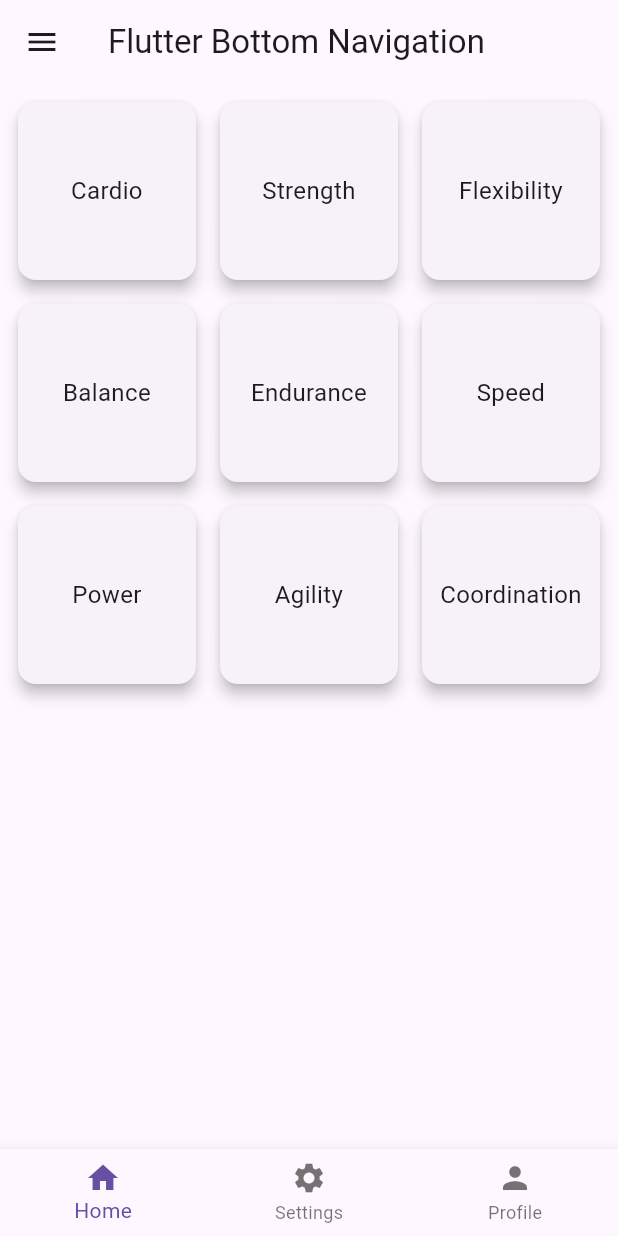
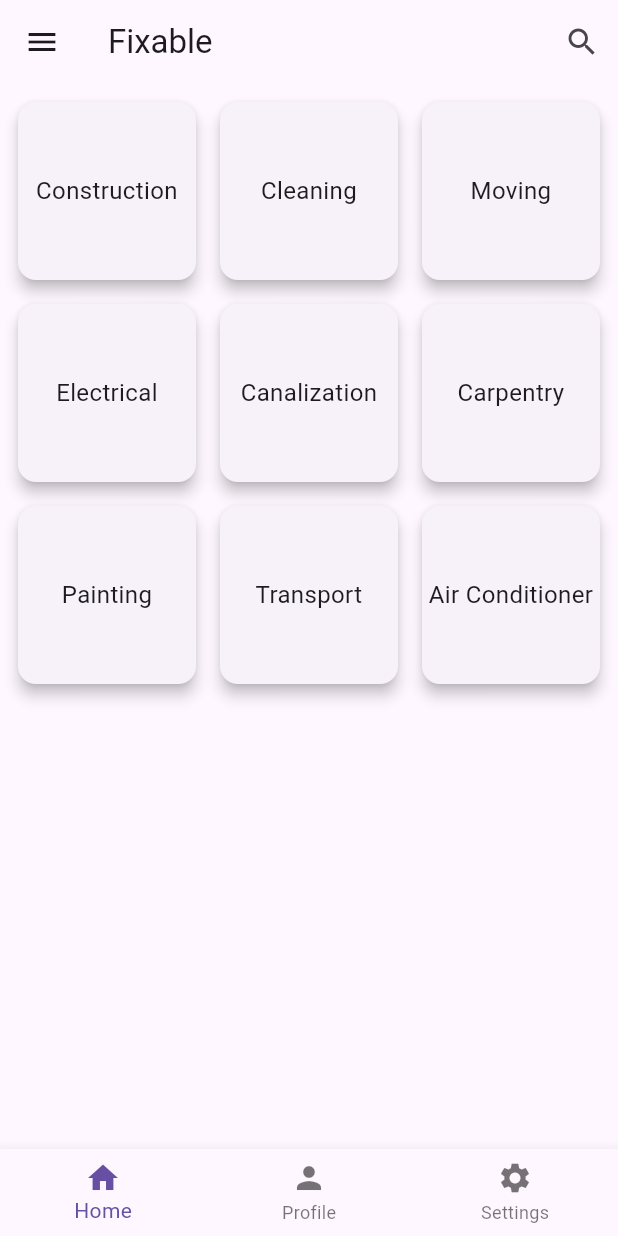
Before and after one commit to essidsolutions/workout, a Flutter app: the screen it shows after launch, on a phone screen of 412 x 824 dp. Run offline on Flutter 3.47's test engine with Material 3 defaults, Android fonts, the phone set to English and light mode, and no system bars.

```diff
--- /dev/null
+++ b/lib/app_bar.dart
@@ -0,0 +1,26 @@
+import 'package:flutter/material.dart';
+
+class CustomAppBar extends StatelessWidget implements PreferredSizeWidget {
+  @override
+  final Size preferredSize;
+
+  CustomAppBar({Key? key})
+      : preferredSize = Size.fromHeight(kToolbarHeight),
+        super(key: key);
+
+  @override
+  Widget build(BuildContext context) {
+    return AppBar(
+      title: Text('Fixable'),
+      actions: [
+        IconButton(
+          icon: Icon(Icons.search),
+          onPressed: () {
+            // Handle search action
+          },
+        ),
+
+      ],
+    );
+  }
+}
--- a/lib/app_drawer.dart
+++ b/lib/app_drawer.dart
@@ -35,6 +35,12 @@ class AppDrawer extends StatelessWidget {
             onTap: () {
               Navigator.pop(context, );
             },
+          ), ListTile(
+            leading: Icon(Icons.settings),
+            title: Text('About Us'),
+            onTap: () {
+              Navigator.pop(context, );
+            },
           ),
           // Add more ListTiles for other pages here
         ],
--- /dev/null
+++ b/lib/bottom_nav_bar.dart
@@ -0,0 +1,31 @@
+// bottom_nav_bar.dart
+import 'package:flutter/material.dart';
+
+class BottomNavBar extends StatelessWidget {
+  final int currentIndex;
+  final Function(int) onTap;
+
+  BottomNavBar({required this.currentIndex, required this.onTap});
+
+  @override
+  Widget build(BuildContext context) {
+    return BottomNavigationBar(
+      currentIndex: currentIndex,
+      onTap: onTap,
+      items: const [
+        BottomNavigationBarItem(
+          icon: Icon(Icons.home),
+          label: 'Home',
+        ),
+        BottomNavigationBarItem(
+          icon: Icon(Icons.person),
+          label: 'Profile',
+        ),
+        BottomNavigationBarItem(
+          icon: Icon(Icons.settings),
+          label: 'Settings',
+        ),
+      ],
+    );
+  }
+}
--- a/lib/home_page.dart
+++ b/lib/home_page.dart
@@ -1,39 +1,49 @@
 import 'package:flutter/material.dart';
+import 'tasker_page.dart';
 
 class HomePage extends StatelessWidget {
   final List<String> categories = [
-    'Cardio',
-    'Strength',
-    'Flexibility',
-    'Balance',
-    'Endurance',
-    'Speed',
-    'Power',
-    'Agility',
-    'Coordination'
+    'Construction',
+    'Cleaning',
+    'Moving',
+    'Electrical',
+    'Canalization',
+    'Carpentry',
+    'Painting',
+    'Transport',
+    'Air Conditioner',
   ];
 
   @override
   Widget build(BuildContext context) {
     return Scaffold(
-
       body: Padding(
         padding: const EdgeInsets.all(8.0),
         child: GridView.builder(
-          gridDelegate: SliverGridDelegateWithFixedCrossAxisCount(
+          gridDelegate: const SliverGridDelegateWithFixedCrossAxisCount(
             crossAxisCount: 3,
             crossAxisSpacing: 8.0,
             mainAxisSpacing: 8.0,
           ),
           itemCount: categories.length,
           itemBuilder: (context, index) {
-            return Card(
+            return InkWell(
+              onTap: () {
+                Navigator.push(
+                  context,
+                  MaterialPageRoute(
+                    builder: (context) => TaskerPage(category: categories[index]),
+                  ),
+                );
+              },
+              child: Card(
                 elevation: 4.0,
                 child: Center(
                   child: Text(
                     categories[index],
                     textAlign: TextAlign.center,
                     style: TextStyle(fontSize: 16.0),
+                  ),
                 ),
               ),
             );
--- a/lib/main.dart
+++ b/lib/main.dart
@@ -10,7 +10,7 @@ class MyApp extends StatelessWidget {
   @override
   Widget build(BuildContext context) {
     return MaterialApp(
-      title: 'Flutter Global Bottom Navigation',
+      title: 'Task Rabbit',
       theme: ThemeData(
         primarySwatch: Colors.blue,
       ),
--- a/lib/main_page.dart
+++ b/lib/main_page.dart
@@ -1,9 +1,11 @@
 // main_page.dart
 import 'package:flutter/material.dart';
-import 'package:workout/app_drawer.dart';
 import 'home_page.dart';
 import 'settings_page.dart';
 import 'profile_page.dart';
+import 'app_drawer.dart';
+import 'app_bar.dart';
+import 'bottom_nav_bar.dart';
 
 class MainPage extends StatefulWidget {
   @override
@@ -13,7 +15,6 @@ class MainPage extends StatefulWidget {
 class _MainPageState extends State<MainPage> {
   int _selectedIndex = 0;
 
-  // List of pages to display based on bottom navigation selection
   final List<Widget> _pages = [
     HomePage(),
     SettingsPage(),
@@ -29,27 +30,12 @@ class _MainPageState extends State<MainPage> {
   @override
   Widget build(BuildContext context) {
     return Scaffold(
-      appBar: AppBar(
-        title: Text('Flutter Bottom Navigation'),
-      ),
-      body: _pages[_selectedIndex],drawer: AppDrawer(),
-      bottomNavigationBar: BottomNavigationBar(
+      appBar: CustomAppBar(),
+      body: _pages[_selectedIndex],
+      drawer: AppDrawer(),
+      bottomNavigationBar: BottomNavBar(
         currentIndex: _selectedIndex,
         onTap: _onItemTapped,
-        items: [
-          BottomNavigationBarItem(
-            icon: Icon(Icons.home),
-            label: 'Home',
-          ),
-          BottomNavigationBarItem(
-            icon: Icon(Icons.settings),
-            label: 'Settings',
-          ),
-          BottomNavigationBarItem(
-            icon: Icon(Icons.person),
-            label: 'Profile',
-          ),
-        ],
       ),
     );
   }
```
Also changed, not shown: lib/activity.dart (deleted, +0 -18 lines), lib/bottom_nav.dart (deleted, +0 -25 lines), lib/tasker.dart (added, +9 -0 lines), lib/tasker_detail_page.dart (added, +39 -0 lines), lib/tasker_page.dart (added, +47 -0 lines), lib/workout.dart (deleted, +0 -18 lines). Lines whose indentation alone changed are shown as unchanged.
